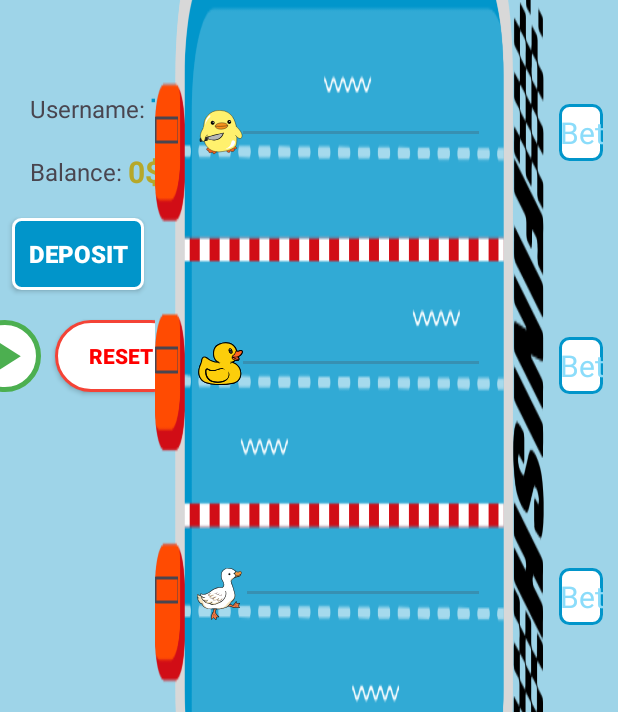
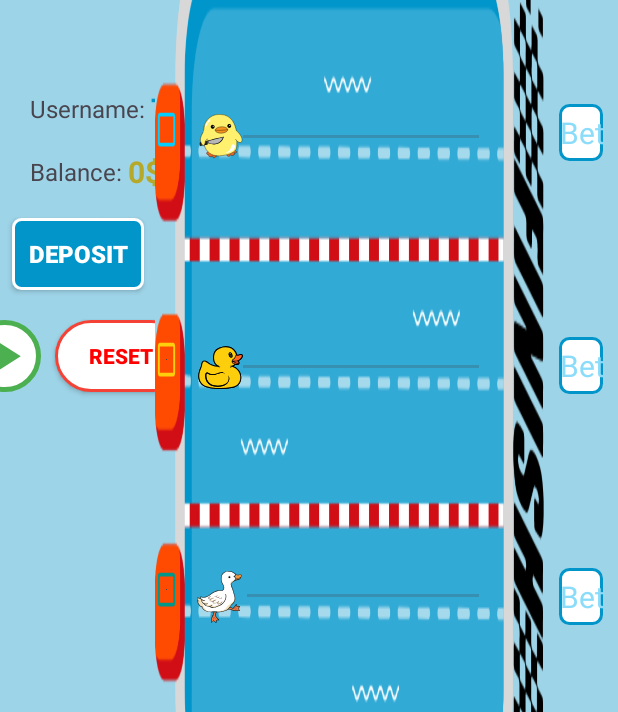
Before and after one commit to kidhood/racing_game_android_studio, an Android app: the layout activity_main.xml on its own in the app's theme, with its tools: preview values and no code run, on a phone screen of 412 x 824 dp. Shown: the part 279-991 px from the top of the screen. Run offline under Robolectric (Android 15) with nearby library versions, the phone set to English and light mode, and no system bars.

Commit message:
[TienPH] Duck race

```diff
--- a/app/src/main/java/com/fu/duckracing/MainActivity.java
+++ b/app/src/main/java/com/fu/duckracing/MainActivity.java
@@ -1,18 +1,128 @@
 package com.fu.duckracing;
 
+import android.annotation.SuppressLint;
 import android.content.pm.ActivityInfo;
+import android.media.MediaPlayer;
 import android.os.Bundle;
+import android.os.Handler;
+import android.os.Looper;
+import android.widget.CheckBox;
+import android.widget.ImageButton;
 
 import androidx.activity.EdgeToEdge;
 import androidx.appcompat.app.AppCompatActivity;
 
+import com.fu.duckracing.animation.AnimatedSeekBar;
+import com.fu.duckracing.model.Duck;
+import com.fu.duckracing.model.DuckResult;
+
+import java.util.ArrayList;
+import java.util.Collections;
+import java.util.Comparator;
+import java.util.List;
+import java.util.Random;
+
 public class MainActivity extends AppCompatActivity {
+    private MediaPlayer mp;
+    private List<Duck> ducks;
+    private List<DuckResult> results;
+    private Handler handler;
+    private Random random;
 
+    @SuppressLint("ClickableViewAccessibility")
     @Override
     protected void onCreate(Bundle savedInstanceState) {
         super.onCreate(savedInstanceState);
         EdgeToEdge.enable(this);
         setContentView(R.layout.activity_main);
         setRequestedOrientation(ActivityInfo.SCREEN_ORIENTATION_LANDSCAPE);
+
+        mp = MediaPlayer.create(MainActivity.this, R.raw.duck_racing);
+        ImageButton btnStart = findViewById(R.id.btnStart);
+        AnimatedSeekBar seekBarDuck1 = findViewById(R.id.seekBarDuck1);
+        AnimatedSeekBar seekBarDuck2 = findViewById(R.id.seekBarDuck2);
+        AnimatedSeekBar seekBarDuck3 = findViewById(R.id.seekBarDuck3);
+        CheckBox checkBox1 = findViewById(R.id.checkBox1);
+        CheckBox checkBox2 = findViewById(R.id.checkBox2);
+        CheckBox checkBox3 = findViewById(R.id.checkBox3);
+
+        ducks = new ArrayList<>();
+        ducks.add(new Duck(seekBarDuck1, checkBox1, "duck1"));
+        ducks.add(new Duck(seekBarDuck2, checkBox2, "duck2"));
+        ducks.add(new Duck(seekBarDuck3, checkBox3, "duck3"));
+
+        seekBarDuck1.setOnTouchListener((v, event) -> true);
+        seekBarDuck2.setOnTouchListener((v, event) -> true);
+        seekBarDuck3.setOnTouchListener((v, event) -> true);
+
+        handler = new Handler(Looper.getMainLooper());
+        random = new Random();
+
+        btnStart.setOnClickListener(click -> {
+            btnStart.setEnabled(false);
+            startRace();
+        });
     }
+
+    private void startRace() {
+        if (mp.isPlaying()) {
+            mp.stop();
+        }
+        mp.reset();
+        mp = MediaPlayer.create(MainActivity.this, R.raw.duck_racing);
+        mp.start();
+
+        results = new ArrayList<>();
+        for (Duck duck : ducks) {
+            duck.getSeekBar().setProgress(0); // Reset progress
+        }
+
+        updateDuckProgress();
+    }
+
+    private void updateDuckProgress() {
+        handler.postDelayed(new Runnable() {
+            @Override
+            public void run() {
+                boolean raceOver = false;
+                for (Duck duck : ducks) {
+                    if (duck.getSeekBar().getProgress() < 100) {
+                        int currentProgress = duck.getSeekBar().getProgress();
+                        int randomIncrement = random.nextInt(5) + 1; // Random increment between 1 and 5
+                        duck.getSeekBar().setProgress(Math.min(currentProgress + randomIncrement, 100));
+                    } else if (!resultsContainsDuck(duck)) {
+                        results.add(new DuckResult(duck.getName(), duck.getSeekBar().getProgress()));
+                    }
+                }
+
+                if (results.size() == ducks.size()) {
+                    raceOver = true;
+                }
+
+                if (!raceOver) {
+                    handler.postDelayed(this, 100); // Update every 100ms
+                } else {
+                    mp.stop();
+                    Collections.sort(results, Comparator.comparingInt(DuckResult::getTime));
+                    for (int i = 0; i < results.size(); i++) {
+                        System.out.println("Position " + (i + 1) + ": " + results.get(i).getDuckName() + " Time: " + results.get(i).getTime());
+                    }
+                    runOnUiThread(() -> {
+                        ImageButton btnStart = findViewById(R.id.btnStart);
+                        btnStart.setEnabled(true);
+                    });
+                }
+            }
+        }, 100); // Initial delay of 100ms
+    }
+
+    private boolean resultsContainsDuck(Duck duck) {
+        for (DuckResult result : results) {
+            if (result.getDuckName().equals(duck.getName())) {
+                return true;
+            }
+        }
+        return false;
+    }
+
 }
--- /dev/null
+++ b/app/src/main/java/com/fu/duckracing/animation/AnimatedSeekBar.java
@@ -0,0 +1,76 @@
+package com.fu.duckracing.animation;
+
+import android.animation.ValueAnimator;
+import android.content.Context;
+import android.util.AttributeSet;
+import android.view.animation.CycleInterpolator;
+import android.widget.SeekBar;
+
+import androidx.appcompat.widget.AppCompatSeekBar;
+
+public class AnimatedSeekBar extends AppCompatSeekBar {
+    private ValueAnimator shakeAnimator;
+
+    public AnimatedSeekBar(Context context) {
+        super(context);
+        init();
+    }
+
+    public AnimatedSeekBar(Context context, AttributeSet attrs) {
+        super(context, attrs);
+        init();
+    }
+
+    public AnimatedSeekBar(Context context, AttributeSet attrs, int defStyleAttr) {
+        super(context, attrs, defStyleAttr);
+        init();
+    }
+
+    private void init() {
+        shakeAnimator = ValueAnimator.ofFloat(0, 2);
+        shakeAnimator.setDuration(800);
+        shakeAnimator.setInterpolator(new CycleInterpolator(2));
+        shakeAnimator.addUpdateListener(animation -> {
+            float translationY = (float) animation.getAnimatedValue();
+            getThumb().setBounds(getThumb().getBounds().left,
+                    getThumb().getBounds().top + (int) translationY,
+                    getThumb().getBounds().right,
+                    getThumb().getBounds().bottom + (int) translationY);
+            invalidate();
+        });
+
+        setOnSeekBarChangeListener(new OnSeekBarChangeListener() {
+            @Override
+            public void onProgressChanged(SeekBar seekBar, int progress, boolean fromUser) {
+                if (progress < 100 && !shakeAnimator.isRunning()) {
+                    shakeAnimator.start();
+                } else if (progress >= 100) {
+                    stopAnimation();
+                }
+            }
+
+            @Override
+            public void onStartTrackingTouch(SeekBar seekBar) {
+            }
+
+            @Override
+            public void onStopTrackingTouch(SeekBar seekBar) {
+            }
+        });
+    }
+
+    public void stopAnimation() {
+        if (shakeAnimator != null && shakeAnimator.isRunning()) {
+            shakeAnimator.cancel();
+            resetThumbPosition();
+        }
+    }
+
+    private void resetThumbPosition() {
+        getThumb().setBounds(getThumb().getBounds().left,
+                0,
+                getThumb().getBounds().right,
+                getThumb().getBounds().height());
+        invalidate();
+    }
+}
--- /dev/null
+++ b/app/src/main/java/com/fu/duckracing/model/Duck.java
@@ -0,0 +1,28 @@
+package com.fu.duckracing.model;
+
+import android.widget.CheckBox;
+import android.widget.SeekBar;
+
+public class Duck {
+    private SeekBar seekBar;
+    private CheckBox checkBox;
+    private String name;
+
+    public Duck(SeekBar seekBar, CheckBox checkBox, String name) {
+        this.seekBar = seekBar;
+        this.checkBox = checkBox;
+        this.name = name;
+    }
+
+    public String getName() {
+        return name;
+    }
+
+    public SeekBar getSeekBar() {
+        return seekBar;
+    }
+
+    public CheckBox getCheckBox() {
+        return checkBox;
+    }
+}
--- /dev/null
+++ b/app/src/main/java/com/fu/duckracing/model/DuckResult.java
@@ -0,0 +1,19 @@
+package com.fu.duckracing.model;
+
+public class DuckResult {
+    private final String duckName;
+    private final int time;
+
+    public DuckResult(String duckName, int time) {
+        this.duckName = duckName;
+        this.time = time;
+    }
+
+    public String getDuckName() {
+        return duckName;
+    }
+
+    public int getTime() {
+        return time;
+    }
+}
--- /dev/null
+++ b/app/src/main/res/drawable/checkbox_checked_1.xml
@@ -0,0 +1,9 @@
+<vector xmlns:android="http://schemas.android.com/apk/res/android"
+    android:width="24dp"
+    android:height="24dp"
+    android:viewportWidth="24"
+    android:viewportHeight="24">
+    <path
+        android:fillColor="#00CFFF"
+        android:pathData="M19,3H5c-1.1,0 -2,0.9 -2,2v14c0,1.1 0.9,2 2,2h14c1.1,0 2,-0.9 2,-2V5c0,-1.1 -0.9,-2 -2,-2zM10,17l-5,-5 1.41,-1.41L10,14.17l7.59,-7.59L19,8l-9,9z" />
+</vector>
--- /dev/null
+++ b/app/src/main/res/drawable/checkbox_checked_2.xml
@@ -0,0 +1,9 @@
+<vector xmlns:android="http://schemas.android.com/apk/res/android"
+    android:width="24dp"
+    android:height="24dp"
+    android:viewportWidth="24"
+    android:viewportHeight="24">
+    <path
+        android:fillColor="#fcce0b"
+        android:pathData="M19,3H5c-1.1,0 -2,0.9 -2,2v14c0,1.1 0.9,2 2,2h14c1.1,0 2,-0.9 2,-2V5c0,-1.1 -0.9,-2 -2,-2zM10,17l-5,-5 1.41,-1.41L10,14.17l7.59,-7.59L19,8l-9,9z" />
+</vector>
--- /dev/null
+++ b/app/src/main/res/drawable/checkbox_checked_3.xml
@@ -0,0 +1,9 @@
+<vector xmlns:android="http://schemas.android.com/apk/res/android"
+    android:width="24dp"
+    android:height="24dp"
+    android:viewportWidth="24"
+    android:viewportHeight="24">
+    <path
+        android:fillColor="#009688"
+        android:pathData="M19,3H5c-1.1,0 -2,0.9 -2,2v14c0,1.1 0.9,2 2,2h14c1.1,0 2,-0.9 2,-2V5c0,-1.1 -0.9,-2 -2,-2zM10,17l-5,-5 1.41,-1.41L10,14.17l7.59,-7.59L19,8l-9,9z" />
+</vector>
--- /dev/null
+++ b/app/src/main/res/drawable/checkbox_unchecked_1.xml
@@ -0,0 +1,9 @@
+<vector xmlns:android="http://schemas.android.com/apk/res/android"
+    android:width="24dp"
+    android:height="24dp"
+    android:viewportWidth="24"
+    android:viewportHeight="24">
+    <path
+        android:fillColor="#00CFFF"
+        android:pathData="M19,3H5c-1.1,0 -2,0.9 -2,2v14c0,1.1 0.9,2 2,2h14c1.1,0 2,-0.9 2,-2V5c0,-1.1 -0.9,-2 -2,-2zM5,5h14v14H5V5z" />
+</vector>
--- /dev/null
+++ b/app/src/main/res/drawable/checkbox_unchecked_2.xml
@@ -0,0 +1,9 @@
+<vector xmlns:android="http://schemas.android.com/apk/res/android"
+    android:width="24dp"
+    android:height="24dp"
+    android:viewportWidth="24"
+    android:viewportHeight="24">
+    <path
+        android:fillColor="#fcce0b"
+        android:pathData="M19,3H5c-1.1,0 -2,0.9 -2,2v14c0,1.1 0.9,2 2,2h14c1.1,0 2,-0.9 2,-2V5c0,-1.1 -0.9,-2 -2,-2zM5,5h14v14H5V5z" />
+</vector>
--- /dev/null
+++ b/app/src/main/res/drawable/checkbox_unchecked_3.xml
@@ -0,0 +1,9 @@
+<vector xmlns:android="http://schemas.android.com/apk/res/android"
+    android:width="24dp"
+    android:height="24dp"
+    android:viewportWidth="24"
+    android:viewportHeight="24">
+    <path
+        android:fillColor="#009688"
+        android:pathData="M19,3H5c-1.1,0 -2,0.9 -2,2v14c0,1.1 0.9,2 2,2h14c1.1,0 2,-0.9 2,-2V5c0,-1.1 -0.9,-2 -2,-2zM5,5h14v14H5V5z" />
+</vector>
--- /dev/null
+++ b/app/src/main/res/drawable/custom_checkbox_1.xml
@@ -0,0 +1,4 @@
+<selector xmlns:android="http://schemas.android.com/apk/res/android">
+    <item android:state_checked="true" android:drawable="@drawable/checkbox_checked_1" />
+    <item android:state_checked="false" android:drawable="@drawable/checkbox_unchecked_1" />
+</selector>
--- /dev/null
+++ b/app/src/main/res/drawable/custom_checkbox_2.xml
@@ -0,0 +1,4 @@
+<selector xmlns:android="http://schemas.android.com/apk/res/android">
+    <item android:state_checked="true" android:drawable="@drawable/checkbox_checked_2" />
+    <item android:state_checked="false" android:drawable="@drawable/checkbox_unchecked_2" />
+</selector>
--- /dev/null
+++ b/app/src/main/res/drawable/custom_checkbox_3.xml
@@ -0,0 +1,4 @@
+<selector xmlns:android="http://schemas.android.com/apk/res/android">
+    <item android:state_checked="true" android:drawable="@drawable/checkbox_checked_3" />
+    <item android:state_checked="false" android:drawable="@drawable/checkbox_unchecked_3" />
+</selector>
--- a/app/src/main/res/layout/activity_main.xml
+++ b/app/src/main/res/layout/activity_main.xml
@@ -95,7 +95,7 @@
             app:layout_constraintTop_toBottomOf="@+id/textViewBalance" />
 
         <ImageButton
-            android:id="@+id/imageButton"
+            android:id="@+id/btnStart"
             android:layout_width="48dp"
             android:layout_height="48dp"
             android:layout_marginTop="20dp"
@@ -118,7 +118,7 @@
             android:textStyle="bold"
             app:layout_constraintEnd_toEndOf="parent"
             app:layout_constraintHorizontal_bias="0.5"
-            app:layout_constraintStart_toEndOf="@+id/imageButton"
+            app:layout_constraintStart_toEndOf="@+id/btnStart"
             app:layout_constraintTop_toBottomOf="@+id/btnDeposit" />
 
     </androidx.constraintlayout.widget.ConstraintLayout>
@@ -161,11 +161,12 @@
             android:orientation="vertical"
             app:layout_constraintGuide_percent="0.06" />
 
-        <CheckBox
+        <androidx.appcompat.widget.AppCompatCheckBox
             android:id="@+id/checkBox1"
             android:layout_width="0dp"
             android:layout_height="30dp"
-            android:padding="10dp"
+            android:background="@drawable/custom_checkbox_1"
+            android:button="@color/black"
             app:layout_constraintEnd_toStartOf="@+id/guideline5"
             app:layout_constraintStart_toStartOf="parent"
             app:layout_constraintTop_toTopOf="@+id/guideline2" />
@@ -174,6 +175,8 @@
             android:id="@+id/checkBox2"
             android:layout_width="0dp"
             android:layout_height="30dp"
+            android:background="@drawable/custom_checkbox_2"
+            android:button="@color/black"
             app:layout_constraintEnd_toStartOf="@+id/guideline5"
             app:layout_constraintStart_toStartOf="parent"
             app:layout_constraintTop_toTopOf="@+id/guideline3" />
@@ -182,34 +185,36 @@
             android:id="@+id/checkBox3"
             android:layout_width="0dp"
             android:layout_height="30dp"
+            android:background="@drawable/custom_checkbox_3"
+            android:button="@color/black"
             app:layout_constraintEnd_toStartOf="@+id/guideline5"
             app:layout_constraintStart_toStartOf="parent"
             app:layout_constraintTop_toTopOf="@+id/guideline4" />
 
-        <SeekBar
-            android:id="@+id/seekBarCar1"
+        <com.fu.duckracing.animation.AnimatedSeekBar
+            android:id="@+id/seekBarDuck1"
             android:layout_width="0dp"
-            android:layout_height="35dp"
+            android:layout_height="40dp"
             android:thumb="@drawable/ic_duck_1"
             app:layout_constraintEnd_toEndOf="parent"
             app:layout_constraintStart_toStartOf="parent"
             app:layout_constraintTop_toTopOf="@+id/guideline2"
             app:layout_constraintWidth_percent="0.79" />
 
-        <SeekBar
-            android:id="@+id/seekBarCar2"
+        <com.fu.duckracing.animation.AnimatedSeekBar
+            android:id="@+id/seekBarDuck2"
             android:layout_width="0dp"
-            android:layout_height="35dp"
+            android:layout_height="40dp"
             android:thumb="@drawable/ic_duck_2"
             app:layout_constraintEnd_toEndOf="parent"
             app:layout_constraintStart_toStartOf="parent"
             app:layout_constraintTop_toTopOf="@+id/guideline3"
             app:layout_constraintWidth_percent="0.79" />
 
-        <SeekBar
-            android:id="@+id/seekBarCar3"
+        <com.fu.duckracing.animation.AnimatedSeekBar
+            android:id="@+id/seekBarDuck3"
             android:layout_width="0dp"
-            android:layout_height="35dp"
+            android:layout_height="40dp"
             android:thumb="@drawable/ic_duck_3"
             app:layout_constraintEnd_toEndOf="parent"
             app:layout_constraintStart_toStartOf="parent"
```
Also changed, not shown: 1 other file.
